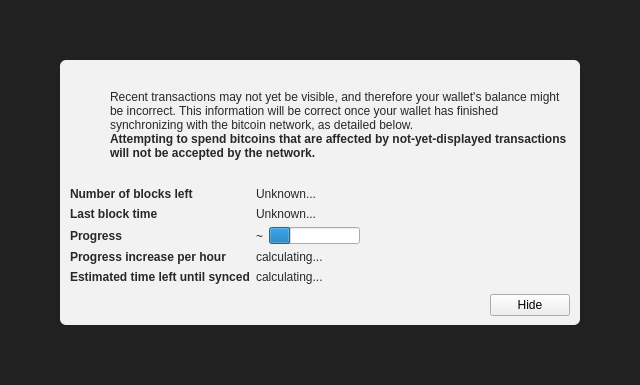
Before: the Qt Designer form src/qt/forms/modaloverlay.ui in LIMXTEC/BitSend, drawn with Qt 5.
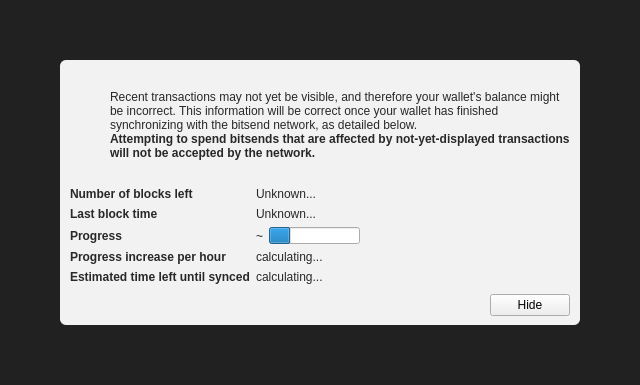
After: the same form once the commit is applied. Icons and pictures are not drawn. Custom widgets are drawn as their Qt base class.

```diff
--- a/src/qt/forms/modaloverlay.ui
+++ b/src/qt/forms/modaloverlay.ui
@@ -130,7 +130,7 @@
              <item>
               <widget class="QLabel" name="infoText">
                <property name="text">
-                <string>Recent transactions may not yet be visible, and therefore your wallet's balance might be incorrect. This information will be correct once your wallet has finished synchronizing with the bitcoin network, as detailed below.</string>
+                <string>Recent transactions may not yet be visible, and therefore your wallet's balance might be incorrect. This information will be correct once your wallet has finished synchronizing with the bitsend network, as detailed below.</string>
                </property>
                <property name="textFormat">
                 <enum>Qt::RichText</enum>
@@ -149,7 +149,7 @@
                 </font>
                </property>
                <property name="text">
-                <string>Attempting to spend bitcoins that are affected by not-yet-displayed transactions will not be accepted by the network.</string>
+                <string>Attempting to spend bitsends that are affected by not-yet-displayed transactions will not be accepted by the network.</string>
                </property>
                <property name="textFormat">
                 <enum>Qt::RichText</enum>
```
